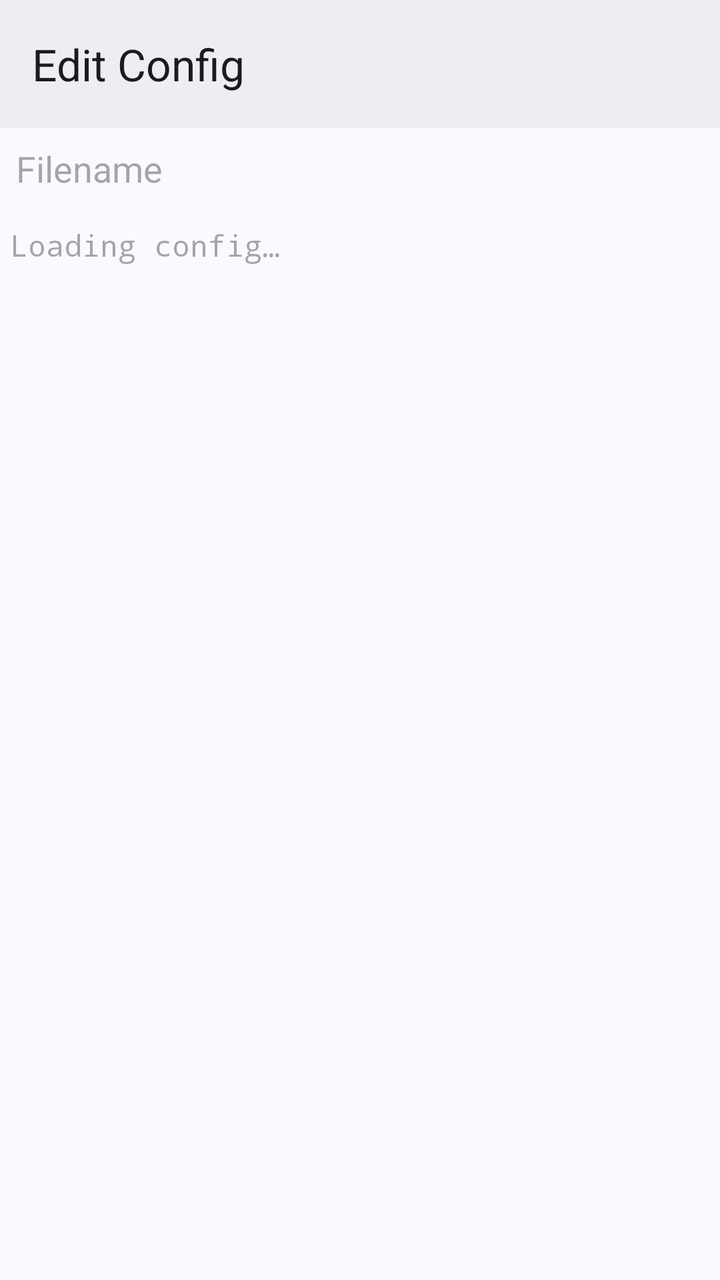
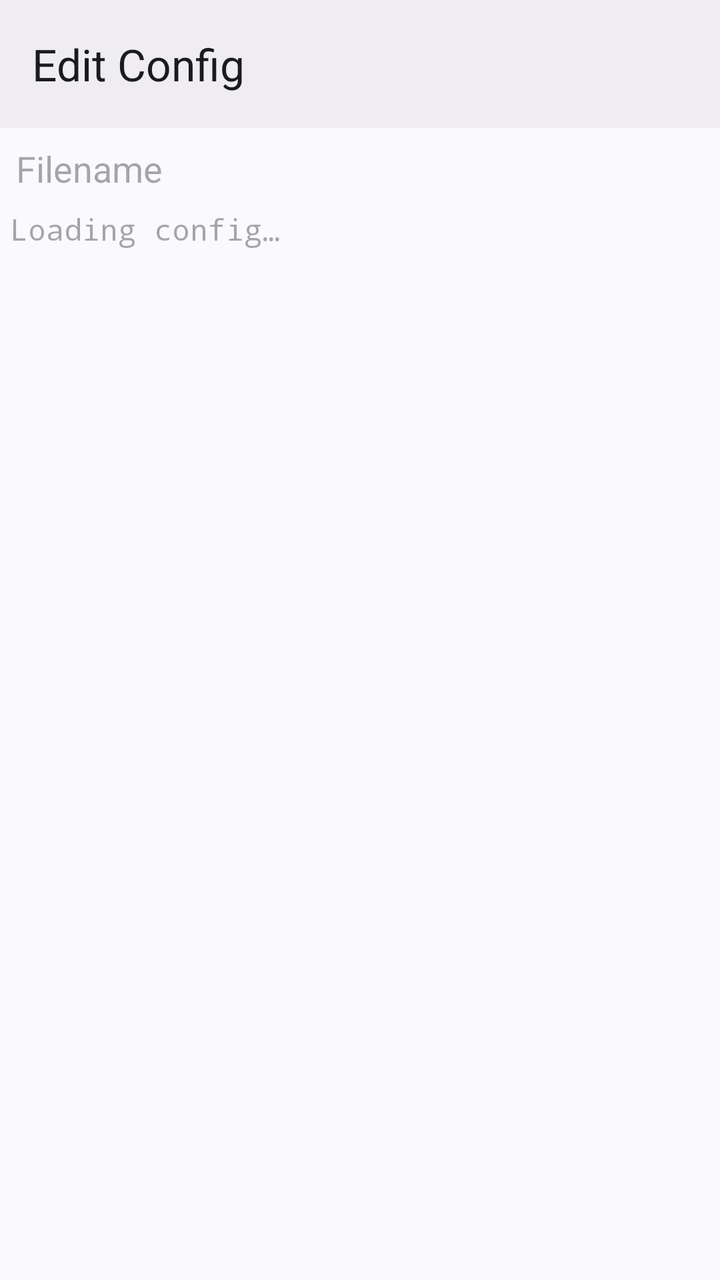

Compare the two renders of this Android layout. The source of the first and the diff that turns it into the second are given below.
<!-- AndroidManifest.xml: application theme Theme.App -->
<!-- res/layout/activity_config.xml -->
<?xml version="1.0" encoding="utf-8"?>
<LinearLayout xmlns:android="http://schemas.android.com/apk/res/android"
    xmlns:app="http://schemas.android.com/apk/res-auto"
    android:id="@+id/main_config_layout"
    android:layout_width="match_parent"
    android:layout_height="match_parent"
    android:orientation="vertical">

    <com.google.android.material.appbar.MaterialToolbar
        android:id="@+id/toolbar"
        android:layout_width="match_parent"
        android:layout_height="?attr/actionBarSize"
        android:background="?attr/colorSurfaceContainer"
        android:theme="@style/ThemeOverlay.Material3.Toolbar.Surface"
        app:popupTheme="@style/Widget.Material3.PopupMenu"
        app:title="@string/config" />

    <ScrollView
        android:id="@+id/scrollViewConfig"
        android:layout_width="match_parent"
        android:layout_height="0dp"
        android:layout_weight="1">

        <LinearLayout
            android:layout_width="match_parent"
            android:layout_height="wrap_content"
            android:orientation="vertical">

            <EditText
                android:id="@+id/edit_text_filename"
                android:layout_width="match_parent"
                android:layout_height="wrap_content"
                android:background="@android:color/transparent"
                android:hint="@string/filename"
                android:inputType="text"
                android:padding="8dp"
                android:singleLine="true" />

            <EditText
                android:id="@+id/edit_text_config"
                android:layout_width="match_parent"
                android:layout_height="wrap_content"
                android:background="@android:color/transparent"
                android:fontFamily="monospace"
                android:gravity="top|start"
                android:hint="@string/loading_config"
                android:inputType="textMultiLine"
                android:paddingLeft="5dp"
                android:paddingTop="8dp"
                android:paddingRight="5dp"
                android:paddingBottom="10dp"
                android:scrollbars="vertical"
                android:textIsSelectable="true"
                android:textSize="15sp" />
        </LinearLayout>

    </ScrollView>

</LinearLayout>
<!-- resources referenced by this layout -->
<resources>
  <string name="config">Edit Config</string>
  <string name="filename">Filename</string>
  <string name="loading_config">Loading config…</string>
  <style name="Theme.App" parent="Theme.Material3.DynamicColors.DayNight.NoActionBar">
          <item name="android:statusBarColor">?attr/colorSurfaceContainer</item>
          <item name="android:navigationBarColor">@android:color/transparent</item>
      </style>
</resources>

<!-- the commit's change to res/layout/activity_config.xml (unified diff, before → after) -->
@@ -1,25 +1,33 @@
 <?xml version="1.0" encoding="utf-8"?>
 <LinearLayout xmlns:android="http://schemas.android.com/apk/res/android"
     xmlns:app="http://schemas.android.com/apk/res-auto"
-    android:id="@+id/main_config_layout"
     android:layout_width="match_parent"
     android:layout_height="match_parent"
     android:orientation="vertical">
 
-    <com.google.android.material.appbar.MaterialToolbar
-        android:id="@+id/toolbar"
+    <com.google.android.material.appbar.AppBarLayout
         android:layout_width="match_parent"
-        android:layout_height="?attr/actionBarSize"
+        android:layout_height="wrap_content"
         android:background="?attr/colorSurfaceContainer"
-        android:theme="@style/ThemeOverlay.Material3.Toolbar.Surface"
-        app:popupTheme="@style/Widget.Material3.PopupMenu"
-        app:title="@string/config" />
+        android:fitsSystemWindows="true">
+
+        <com.google.android.material.appbar.MaterialToolbar
+            android:id="@+id/toolbar"
+            android:layout_width="match_parent"
+            android:layout_height="?attr/actionBarSize"
+            android:background="?attr/colorSurfaceContainer"
+            android:theme="@style/ThemeOverlay.Material3.Toolbar.Surface"
+            app:popupTheme="@style/Widget.Material3.PopupMenu"
+            app:title="@string/config" />
+
+    </com.google.android.material.appbar.AppBarLayout>
 
     <ScrollView
         android:id="@+id/scrollViewConfig"
         android:layout_width="match_parent"
         android:layout_height="0dp"
-        android:layout_weight="1">
+        android:layout_weight="1"
+        android:clipToPadding="false">
 
         <LinearLayout
             android:layout_width="match_parent"
@@ -46,7 +54,6 @@
                 android:hint="@string/loading_config"
                 android:inputType="textMultiLine"
                 android:paddingLeft="5dp"
-                android:paddingTop="8dp"
                 android:paddingRight="5dp"
                 android:paddingBottom="10dp"
                 android:scrollbars="vertical"
